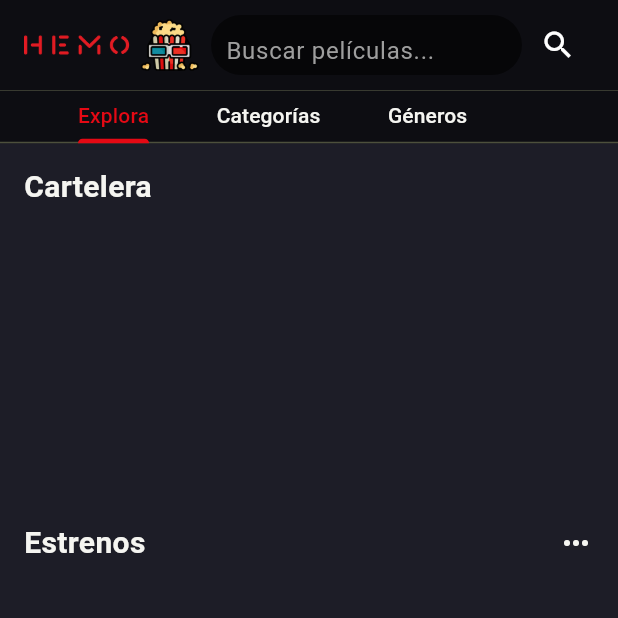
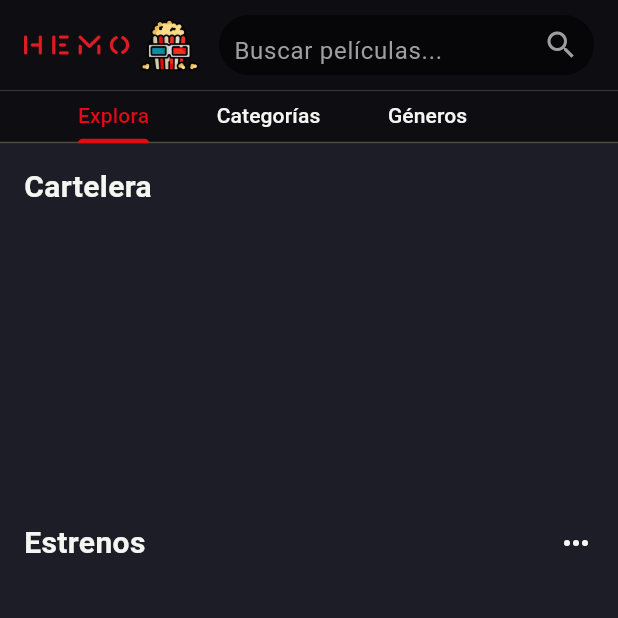
Before and after one commit to Henvidas99/appcine, a Flutter app: the TabHomeScreen screen opened by its route, on a phone screen of 412 x 824 dp, the top half of it. Run offline on Flutter 3.47's test engine with Material 3 defaults, Android fonts, the phone set to English and light mode, and no system bars; drawn by our look-alikes of carousel_slider; our stand-ins replace go_router, qr_flutter, shared_preferences, youtube_player_flutter; accounts and stored records are empty; network calls fail.

Commit message:
Icono dentro de la barra de busqueda

```diff
--- a/lib/screens/Tabs/tab_home_screen.dart
+++ b/lib/screens/Tabs/tab_home_screen.dart
@@ -392,6 +392,9 @@ class _TabHomeScreenState extends State<TabHomeScreen> {
                             color: AppColors.blackBackground,
                             borderRadius: BorderRadius.circular(20),
                           ),
+                          child: Row(
+                            children: [
+                              Expanded(
                                 child: TextField(
                                   controller: _searchController,
                                   decoration: const InputDecoration(
@@ -410,12 +413,14 @@ class _TabHomeScreenState extends State<TabHomeScreen> {
                                   },
                                 ),
                               ),
+                              const Icon(
+                                Icons.search,
+                                color: Colors.grey,
+                              ),
+                            ],
                           ),
                         ),
-                    IconButton(
-                      icon: const Icon(Icons.search),
-                      color: Colors.white,
-                      onPressed: () {},
+                      ),
                     ),
                   ],
                 ),
```
Lines whose indentation alone changed are shown as unchanged.
